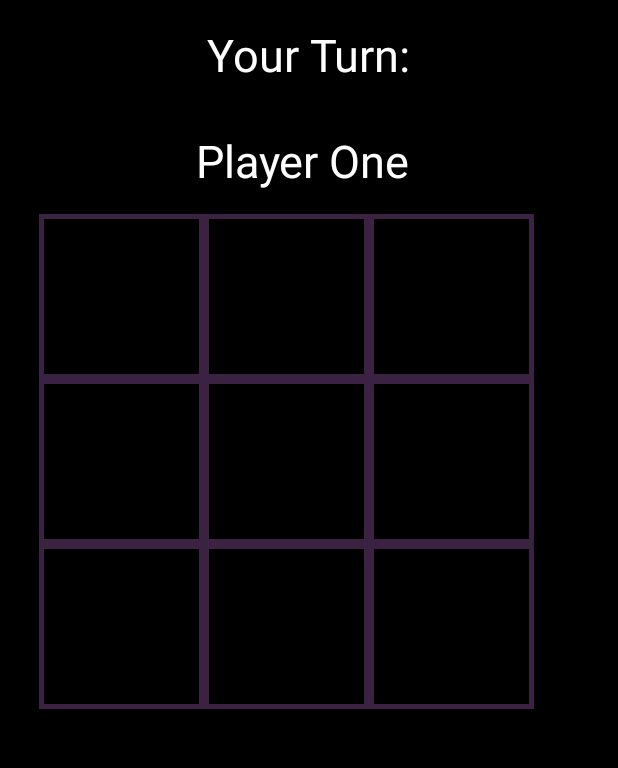
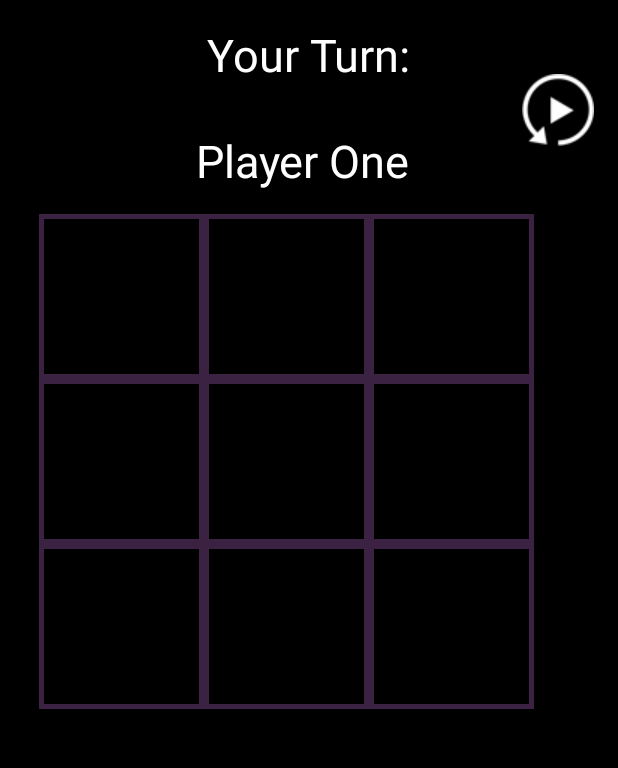
Before and after one commit to changwinstonr/WeekendLabTicTacToe, an Android app: the GameActivity screen opened directly, with no data from a screen before it, on a phone screen of 412 x 824 dp, the part 84-852 px from its top. Run offline under Robolectric (Android 15) with nearby library versions, the light colour scheme and no system bars.

Commit message:
Modifies drawables for streamline and adds onClicks.

```diff
--- a/app/src/main/java/ly/generalassemb/drewmahrt/tictactoe/MainActivity.java
+++ b/app/src/main/java/ly/generalassemb/drewmahrt/tictactoe/MainActivity.java
@@ -12,7 +12,7 @@ import android.widget.Toast;
 public class MainActivity extends AppCompatActivity {
 
     private ImageView[] mBlocks = new ImageView[9];
-//    private TextView mDisplay;
+    private TextView mDisplay; //maybe add Toast just below game_turn_text on player change
     private enum TURN {CIRCLE, CROSS}
     private TURN mTurn;
     private int mStatusCounter = 0;
@@ -27,4 +27,7 @@ public class MainActivity extends AppCompatActivity {
 
     }
 
+
+
+
 }
--- a/app/src/main/res/layout/activity_game.xml
+++ b/app/src/main/res/layout/activity_game.xml
@@ -12,7 +12,7 @@
     tools:context="ly.generalassemb.drewmahrt.tictactoe.GameActivity">
 
     <TextView
-        android:id="@+id/game_message_text"
+        android:id="@+id/game_turn_text"
         android:layout_width="wrap_content"
         android:layout_height="wrap_content"
         android:textSize="30sp"
@@ -21,12 +21,21 @@
         android:textColor="#FFFFFF"
         android:paddingBottom="15dp"/>
 
+    <ImageView
+        android:id="@+id/playAgain"
+        android:layout_width="wrap_content"
+        android:layout_height="wrap_content"
+        android:layout_alignParentRight="true"
+        android:layout_alignBottom="@+id/game_turn_text"
+        android:paddingBottom="45dp"
+        android:src="@drawable/replay" />
+
     <GridLayout
         android:layout_width="match_parent"
         android:layout_height="match_parent"
         android:columnCount="3"
         android:rowCount="3"
-        android:layout_below="@+id/game_message_text"
+        android:layout_below="@+id/game_turn_text"
         android:layout_marginLeft="10dp">
 
         <ImageView
```
Also changed, not shown: app/src/main/res/drawable/caboose_circle.png (renamed from app/src/main/res/drawable/caboose_cross.png), app/src/main/res/drawable/replay.png (added), app/src/main/res/drawable/sarge_cross.png (renamed from app/src/main/res/drawable/sarge_circle.png), app/src/main/res/drawable/vs.png.
